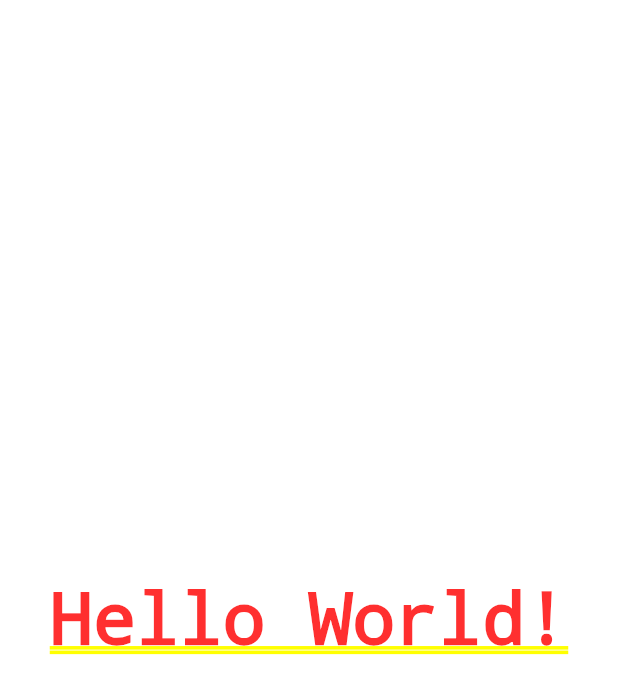
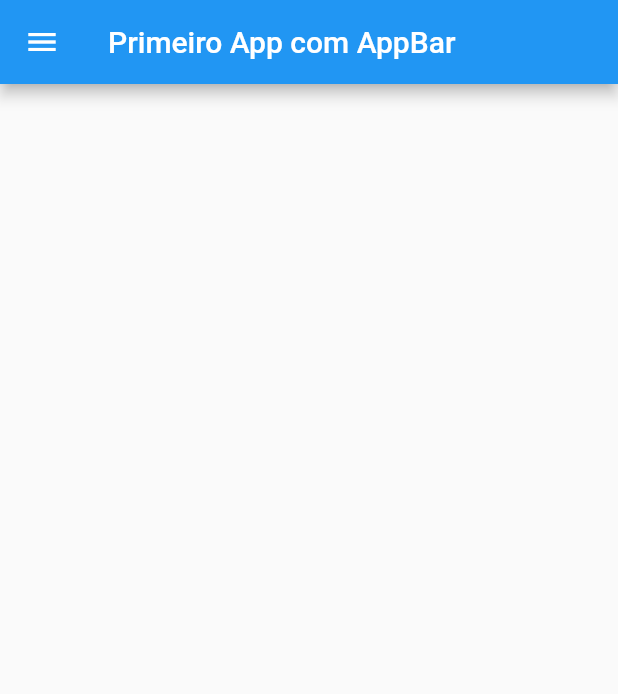
Before and after one commit to barrosar2022/programacao_para_dispositivos_moveis, a Flutter app: the screen it shows after launch, on a phone screen of 412 x 824 dp. Shown: the top 694 px of the screen. Run offline on Flutter 3.47's test engine with Material 2 defaults, Android fonts, the phone set to English and light mode, and no system bars.

Commit message:
Versão 04

```diff
--- a/lib/main.dart
+++ b/lib/main.dart
@@ -1,6 +1,6 @@
 import 'package:flutter/material.dart';
 
-void main(){
+void main() {
   runApp(const MyApp());
 }
 
@@ -20,10 +20,11 @@ class HomePage extends StatelessWidget {
 
   @override
   Widget build(BuildContext context) {
-    return Container(
-      color: Colors.white,
-      alignment: Alignment.center,
-      child: const Text('Hello World!'),
+    return Scaffold(
+      appBar: AppBar(
+        title: Text('Primeiro App com AppBar'),
+      ),
+      drawer: Drawer(),
     );
   }
 }
```
